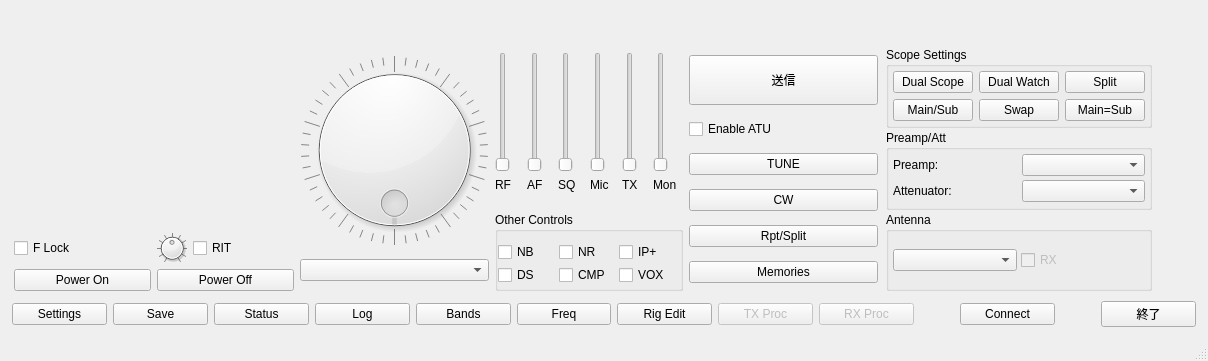
kazushinjo/wfview-win, file src/wfmain.ui: the form before one commit.
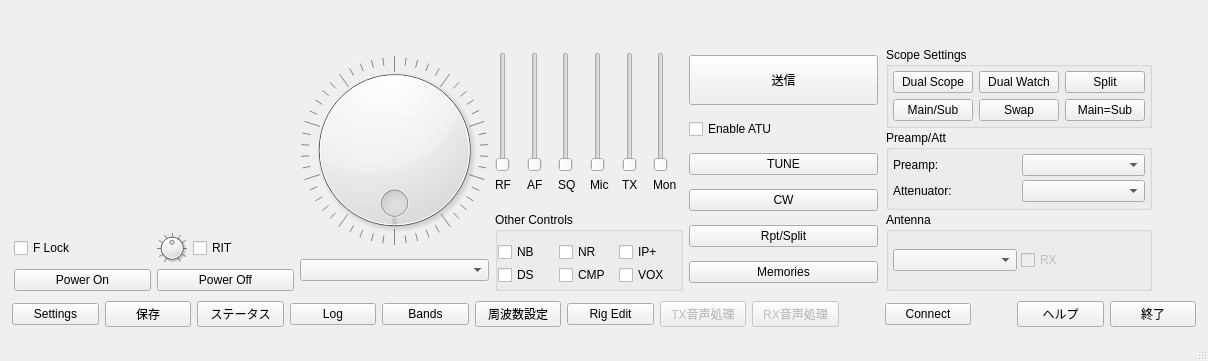
The form after the commit. Custom widgets are drawn as their Qt base class.

Commit message: Add Help viewer, lock SWR/Tx meters, double-click exit, back buttons, JA labels

```diff
--- a/src/wfmain.ui
+++ b/src/wfmain.ui
@@ -1243,7 +1243,7 @@
           <enum>Qt::NoFocus</enum>
          </property>
          <property name="text">
-          <string>Save</string>
+          <string>保存</string>
          </property>
         </widget>
        </item>
@@ -1253,7 +1253,7 @@
           <enum>Qt::NoFocus</enum>
          </property>
          <property name="text">
-          <string>Status</string>
+          <string>ステータス</string>
          </property>
         </widget>
        </item>
@@ -1283,7 +1283,7 @@
           <enum>Qt::NoFocus</enum>
          </property>
          <property name="text">
-          <string>Freq</string>
+          <string>周波数設定</string>
          </property>
         </widget>
        </item>
@@ -1306,7 +1306,7 @@
           <enum>Qt::NoFocus</enum>
          </property>
          <property name="text">
-          <string>TX Proc</string>
+          <string>TX音声処理</string>
          </property>
         </widget>
        </item>
@@ -1319,7 +1319,7 @@
           <enum>Qt::NoFocus</enum>
          </property>
          <property name="text">
-          <string>RX Proc</string>
+          <string>RX音声処理</string>
          </property>
         </widget>
        </item>
@@ -1359,6 +1359,19 @@
          </property>
         </spacer>
        </item>
+       <item>
+        <widget class="QPushButton" name="helpBtn">
+         <property name="focusPolicy">
+          <enum>Qt::NoFocus</enum>
+         </property>
+         <property name="toolTip">
+          <string>操作説明書を表示します</string>
+         </property>
+         <property name="text">
+          <string>ヘルプ</string>
+         </property>
+        </widget>
+       </item>
        <item>
         <widget class="QPushButton" name="exitBtn">
          <property name="font">
```
The commit also changes 19 other files.
